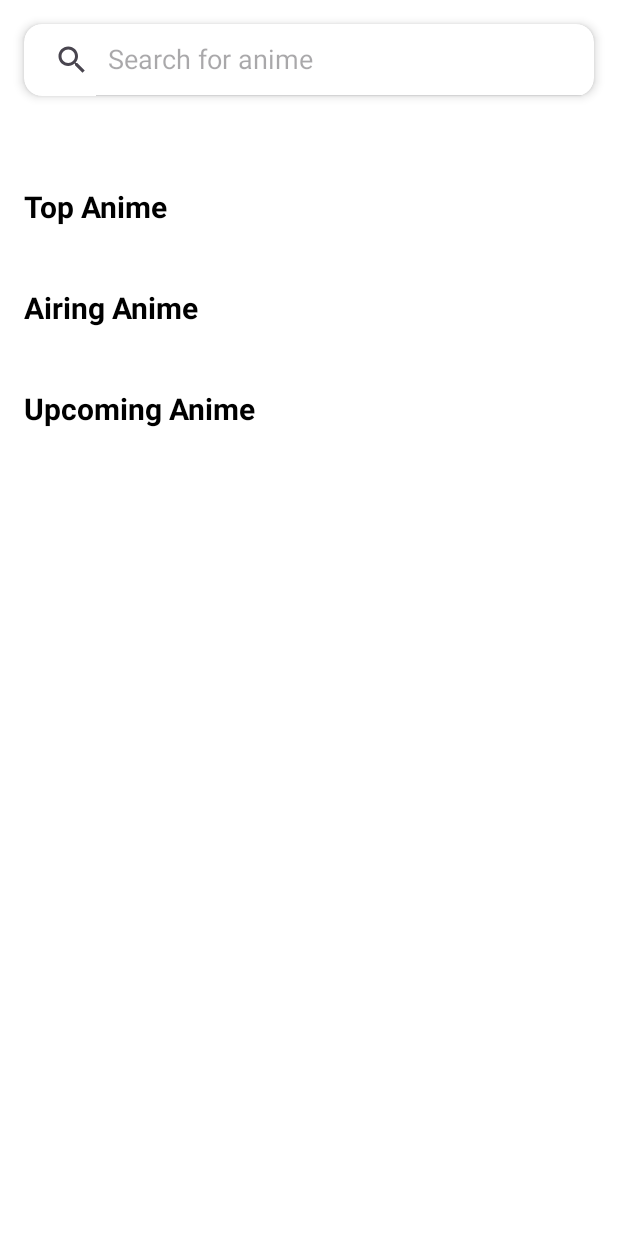
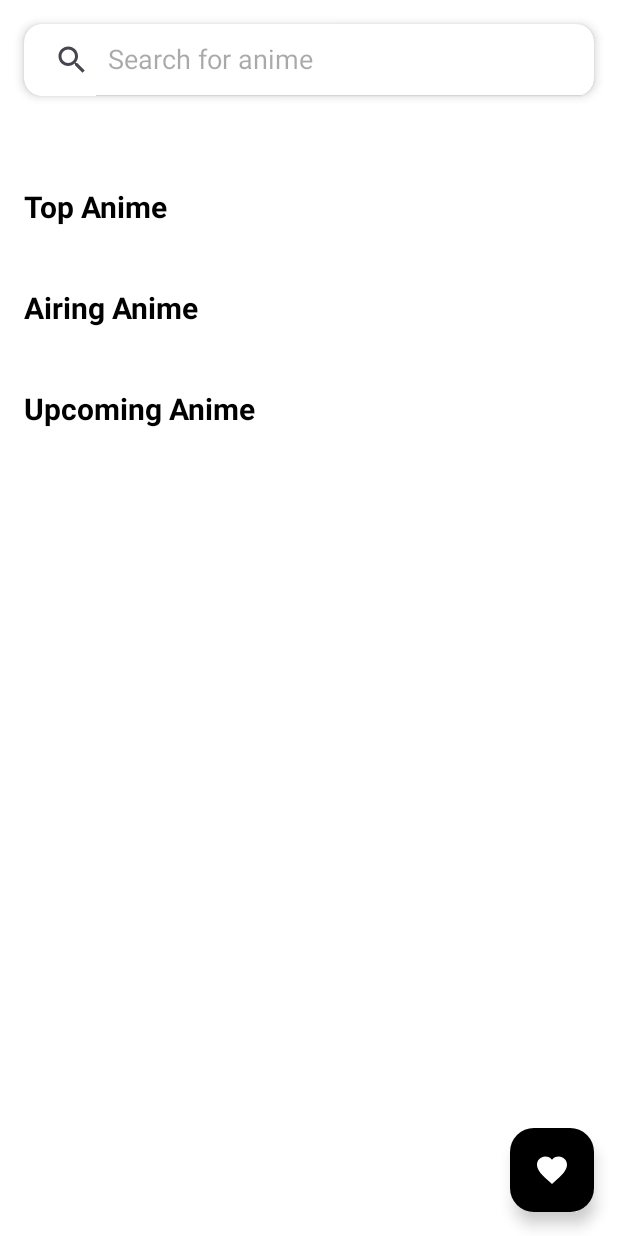
Before and after one commit to fauzangifari/yournime-app, an Android app: the screen it shows after launch (HomeActivity), on a phone screen of 412 x 824 dp. Run offline under Robolectric (Android 15) with nearby library versions, the phone set to English and light mode, and no system bars; our stand-ins replace Dagger/Hilt's generated code; libraries missing offline, so code that uses them is left out: com.google.android.play; pictures from the network do not load; 1 statement that could not run was skipped.

Commit message:
feat: Implement favorite feature with dynamic feature module

```diff
--- /dev/null
+++ b/app/src/main/res/drawable/ic_favorite_24.xml
@@ -0,0 +1,5 @@
+<vector xmlns:android="http://schemas.android.com/apk/res/android" android:height="24dp" android:tint="#000000" android:viewportHeight="24" android:viewportWidth="24" android:width="24dp">
+
+    <path android:fillColor="@android:color/white" android:pathData="M12,21.35l-1.45,-1.32C5.4,15.36 2,12.28 2,8.5 2,5.42 4.42,3 7.5,3c1.74,0 3.41,0.81 4.5,2.09C13.09,3.81 14.76,3 16.5,3 19.58,3 22,5.42 22,8.5c0,3.78 -3.4,6.86 -8.55,11.54L12,21.35z"/>
+
+</vector>
--- a/app/src/main/res/layout/activity_home.xml
+++ b/app/src/main/res/layout/activity_home.xml
@@ -134,4 +134,16 @@
                 android:visibility="gone" />
         </LinearLayout>
     </androidx.core.widget.NestedScrollView>
+
+    <com.google.android.material.floatingactionbutton.FloatingActionButton
+        android:id="@+id/btn_favorite"
+        android:layout_width="wrap_content"
+        android:layout_height="wrap_content"
+        android:layout_gravity="bottom|end"
+        android:layout_margin="16dp"
+        android:contentDescription="@string/btnfavorite_content_description"
+        app:srcCompat="@drawable/ic_favorite_24"
+        app:tint="@android:color/white"
+        app:backgroundTint="@color/black" />
+
 </androidx.coordinatorlayout.widget.CoordinatorLayout>
--- a/app/src/main/res/values/strings.xml
+++ b/app/src/main/res/values/strings.xml
@@ -1,4 +1,5 @@
 <resources>
     <string name="app_name">YourNime</string>
     <string name="title_favorite_feature">Favorite Feature</string>
+    <string name="btnfavorite_content_description">Go to Favorites</string>
 </resources>
--- a/gradle.properties
+++ b/gradle.properties
@@ -21,3 +21,4 @@ kotlin.code.style=official
 # resources declared in the library itself and none from the library's dependencies,
 # thereby reducing the size of the R class for that library
 android.nonTransitiveRClass=true
+android.defaults.buildfeatures.hiltAggregatingTask=true
```
Also changed, not shown: app/build.gradle.kts (+8 -0 lines), app/src/main/java/com/fauzangifari/yournime/presentation/home/HomeActivity.kt (+43 -0 lines), favorite_feature/src/main/java/com/fauzangifari/favorite_feature/FavoriteActivity.kt (+8 -2 lines), favorite_feature/src/main/java/com/fauzangifari/favorite_feature/FavoriteActivityEntryPoint.kt (added, +13 -0 lines).
